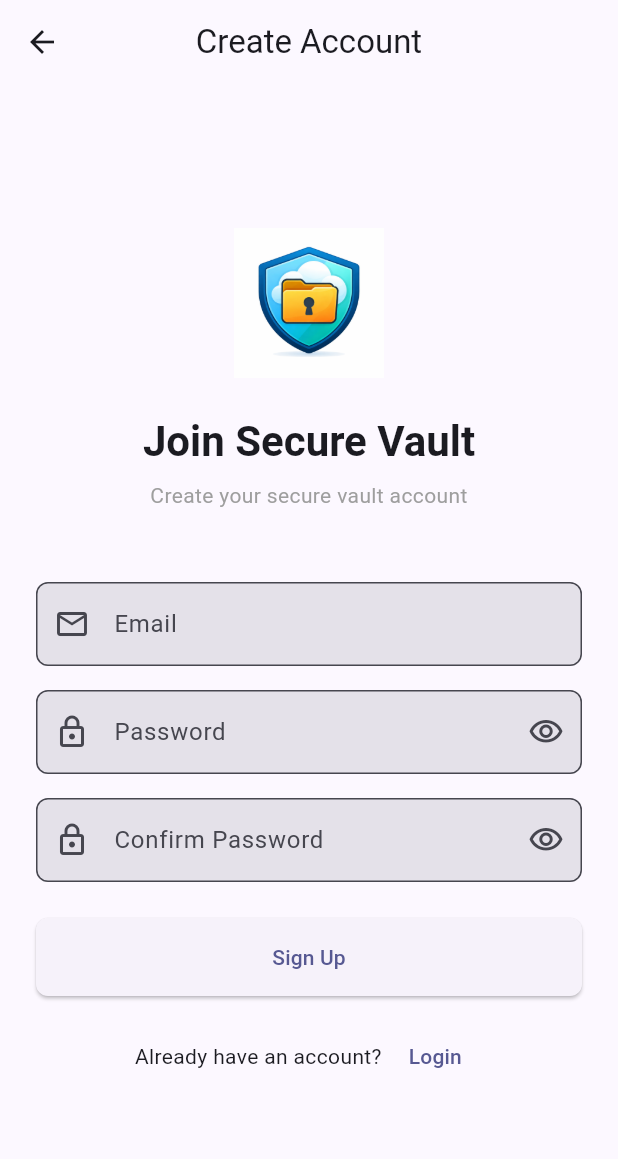
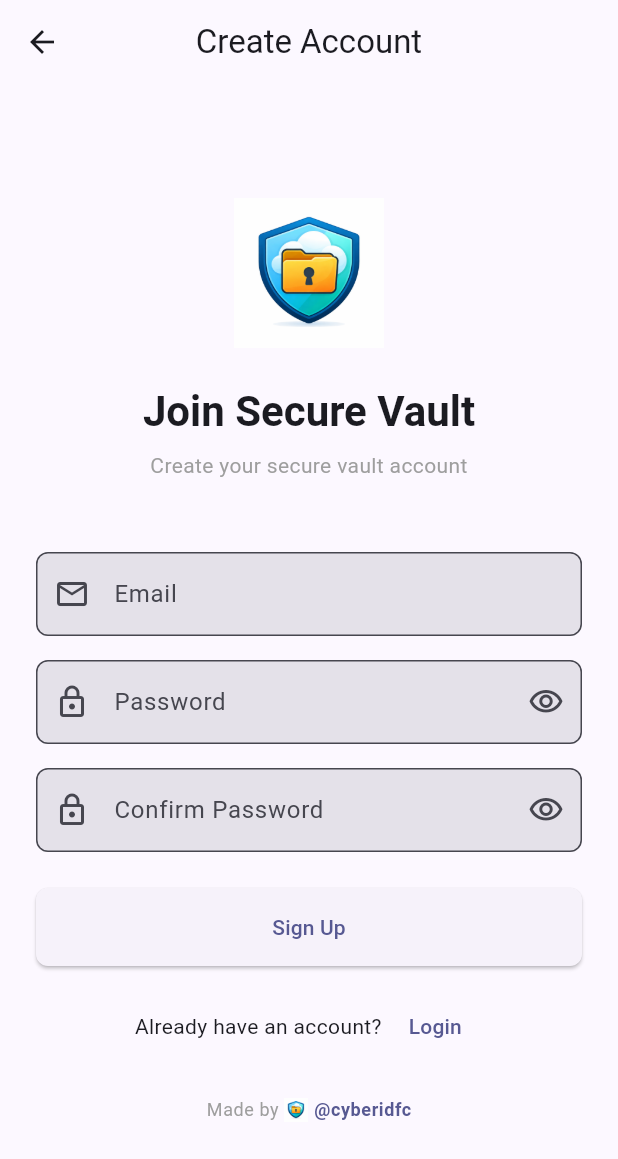
Before and after one commit to BIPINRVANJARA/Secure-Vault-app, a Flutter app: the screen it shows after launch, after a tap on "Sign Up", on a phone screen of 412 x 824 dp. Shown: the top 1159 px of the screen. Run offline on Flutter 3.47's test engine with Material 3 defaults, Android fonts, the phone set to English and light mode, and no system bars; our stand-ins replace equatable, file_picker, image_picker, permission_handler, supabase_flutter; accounts and stored records are empty.

Commit message:
Update: Added developer credits, Instagram links, and new app logo

```diff
--- a/lib/features/auth/screens/login_screen.dart
+++ b/lib/features/auth/screens/login_screen.dart
@@ -2,6 +2,7 @@ import 'package:flutter/material.dart';
 import 'package:secure_vault/services/auth_service.dart';
 import 'package:secure_vault/features/files/screens/files_screen.dart';
 import 'package:secure_vault/features/auth/screens/signup_screen.dart';
+import 'package:url_launcher/url_launcher.dart';
 
 class LoginScreen extends StatefulWidget {
   const LoginScreen({super.key});
@@ -173,6 +174,42 @@ class _LoginScreenState extends State<LoginScreen> {
                       ),
                     ],
                   ),
+
+                  const SizedBox(height: 24),
+
+                  // Developer credit
+                  GestureDetector(
+                    onTap: () async {
+                      final uri = Uri.parse('https://www.instagram.com/cyberidfc/?hl=en');
+                      if (await canLaunchUrl(uri)) {
+                        await launchUrl(uri, mode: LaunchMode.externalApplication);
+                      }
+                    },
+                    child: Row(
+                      mainAxisAlignment: MainAxisAlignment.center,
+                      children: [
+                        Text(
+                          'Made by ',
+                          style: Theme.of(context).textTheme.bodySmall?.copyWith(
+                                color: Colors.grey,
+                              ),
+                        ),
+                        Icon(
+                          Icons.camera_alt,
+                          size: 16,
+                          color: Colors.grey,
+                        ),
+                        const SizedBox(width: 4),
+                        Text(
+                          '@cyberidfc',
+                          style: Theme.of(context).textTheme.bodySmall?.copyWith(
+                                color: Theme.of(context).colorScheme.primary,
+                                fontWeight: FontWeight.w600,
+                              ),
+                        ),
+                      ],
+                    ),
+                  ),
                 ],
               ),
             ),
--- a/lib/features/auth/screens/signup_screen.dart
+++ b/lib/features/auth/screens/signup_screen.dart
@@ -1,6 +1,7 @@
 import 'package:flutter/material.dart';
 import 'package:secure_vault/services/auth_service.dart';
 import 'package:secure_vault/features/files/screens/files_screen.dart';
+import 'package:url_launcher/url_launcher.dart';
 
 class SignupScreen extends StatefulWidget {
   const SignupScreen({super.key});
@@ -212,6 +213,42 @@ class _SignupScreenState extends State<SignupScreen> {
                       ),
                     ],
                   ),
+
+                  const SizedBox(height: 24),
+
+                  // Developer credit
+                  GestureDetector(
+                    onTap: () async {
+                      final uri = Uri.parse('https://www.instagram.com/cyberidfc/?hl=en');
+                      if (await canLaunchUrl(uri)) {
+                        await launchUrl(uri, mode: LaunchMode.externalApplication);
+                      }
+                    },
+                    child: Row(
+                      mainAxisAlignment: MainAxisAlignment.center,
+                      children: [
+                        Text(
+                          'Made by ',
+                          style: Theme.of(context).textTheme.bodySmall?.copyWith(
+                                color: Colors.grey,
+                              ),
+                        ),
+                        Image.asset(
+                          'assets/logo.png', // Using app logo as instagram icon placeholder
+                          width: 16,
+                          height: 16,
+                        ),
+                        const SizedBox(width: 4),
+                        Text(
+                          '@cyberidfc',
+                          style: Theme.of(context).textTheme.bodySmall?.copyWith(
+                                color: Theme.of(context).colorScheme.primary,
+                                fontWeight: FontWeight.w600,
+                              ),
+                        ),
+                      ],
+                    ),
+                  ),
                 ],
               ),
             ),
--- a/pubspec.yaml
+++ b/pubspec.yaml
@@ -36,6 +36,7 @@ dependencies:
 
   # Utilities
   equatable: ^2.0.5
+  url_launcher: ^6.2.5
 
 dev_dependencies:
   flutter_test:
```
